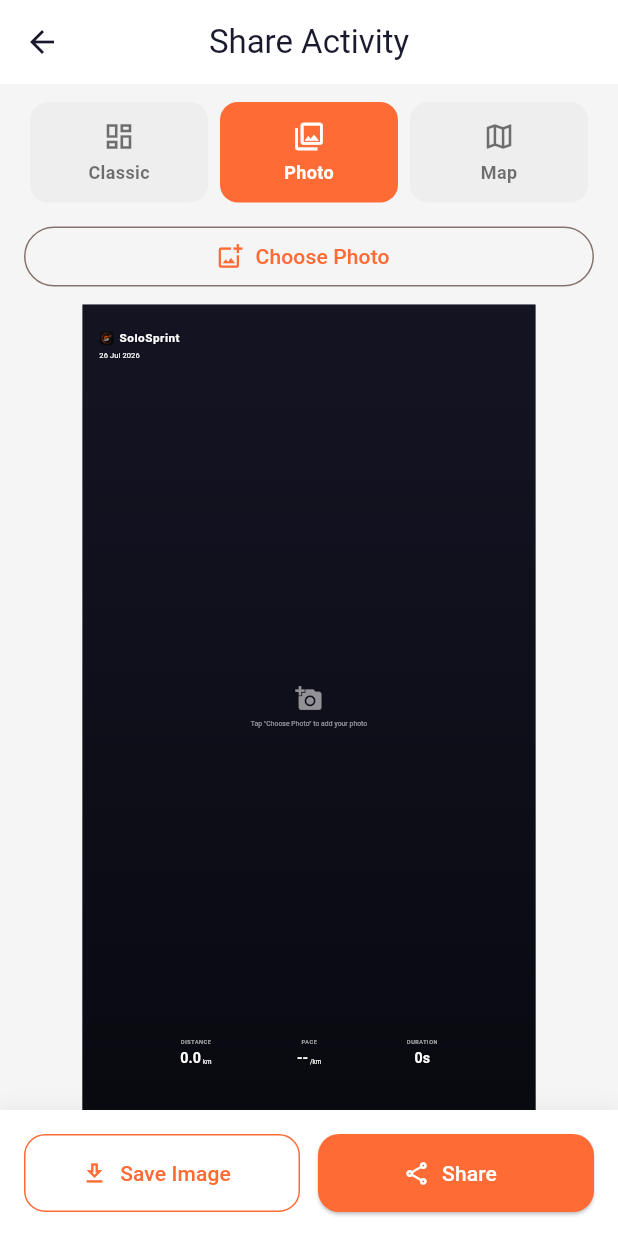
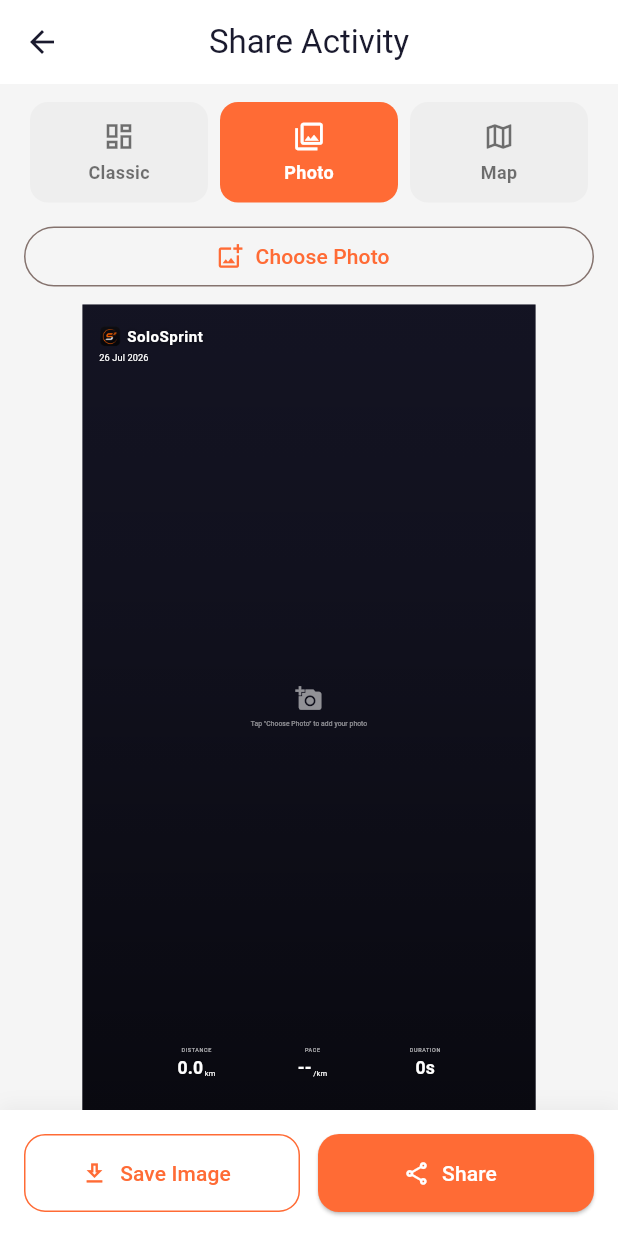
Before and after one commit to andarezabasni/solosprint, a Flutter app: the SharePage screen opened directly with empty values, after a tap on "Photo", on a phone screen of 412 x 824 dp. Run offline on Flutter 3.47's test engine with Material 3 defaults, Android fonts, the phone set to English and light mode, and no system bars; our stand-ins replace file_picker, flutter_local_notifications, flutter_map, geolocator, hive_flutter, image_picker and 3 more; missing offline and left inert: gal; accounts and stored records are empty.

Commit message:
Adjust Photo Template layout: bigger logo/text, smaller route area, thinner line

```diff
--- a/lib/features/share/templates/photo_template.dart
+++ b/lib/features/share/templates/photo_template.dart
@@ -51,19 +51,19 @@ class PhotoTemplate extends StatelessWidget {
 
           // Logo + date (top)
           Positioned(
-            top: 60,
+            top: 50,
             left: 40,
             child: Column(
               crossAxisAlignment: CrossAxisAlignment.start,
               children: [
                 Row(
                   children: [
-                    const AppLogo(size: 36),
-                    const SizedBox(width: 12),
+                    const AppLogo(size: 52),
+                    const SizedBox(width: 14),
                     const Text('SoloSprint',
                         style: TextStyle(
                             color: Colors.white,
-                            fontSize: 28,
+                            fontSize: 36,
                             fontWeight: FontWeight.bold,
                             letterSpacing: 1.2,
                             shadows: [
@@ -71,11 +71,11 @@ class PhotoTemplate extends StatelessWidget {
                             ])),
                   ],
                 ),
-                const SizedBox(height: 8),
+                const SizedBox(height: 10),
                 Text(ShareService.formatDate(activity.startTime),
                     style: const TextStyle(
                         color: Colors.white,
-                        fontSize: 18,
+                        fontSize: 22,
                         shadows: [
                           Shadow(blurRadius: 3, color: Colors.black45)
                         ])),
@@ -88,8 +88,8 @@ class PhotoTemplate extends StatelessWidget {
             Positioned.fill(
               left: 60,
               right: 60,
-              top: 300,
-              bottom: 360,
+              top: 280,
+              bottom: 380,
               child: ClipRRect(
                 borderRadius: BorderRadius.circular(20),
                 child: LayoutBuilder(
@@ -99,7 +99,7 @@ class PhotoTemplate extends StatelessWidget {
                       painter: _RoutePainter(
                         points: routePts,
                         color: const Color(0xFFFC4C02),
-                        strokeWidth: 16,
+                        strokeWidth: 12,
                       ),
                     );
                   },
@@ -111,7 +111,7 @@ class PhotoTemplate extends StatelessWidget {
           Positioned(
             left: 30,
             right: 30,
-            bottom: 100,
+            bottom: 70,
             child: Row(
               mainAxisAlignment: MainAxisAlignment.spaceEvenly,
               children: [
@@ -155,7 +155,7 @@ class PhotoTemplate extends StatelessWidget {
             Text(value,
                 style: const TextStyle(
                     color: Colors.white,
-                    fontSize: 34,
+                    fontSize: 42,
                     fontWeight: FontWeight.bold,
                     shadows: [
                       Shadow(blurRadius: 4, color: Colors.black54)
@@ -166,7 +166,7 @@ class PhotoTemplate extends StatelessWidget {
                 child: Text(unit,
                     style: const TextStyle(
                         color: Colors.white,
-                        fontSize: 15,
+                        fontSize: 18,
                         shadows: [
                           Shadow(blurRadius: 3, color: Colors.black45)
                         ])),
--- a/pubspec.yaml
+++ b/pubspec.yaml
@@ -47,7 +47,7 @@ dependencies:
   flutter_local_notifications: ^18.0.1
   url_launcher: ^6.3.1
   file_picker: ^8.1.7
-  permission_handler: ^11.3.1
+
 
 dev_dependencies:
   flutter_test:
```
Also changed, not shown: lib/features/home/step_provider.dart (+6 -16 lines), pubspec.lock, 2 other files.
